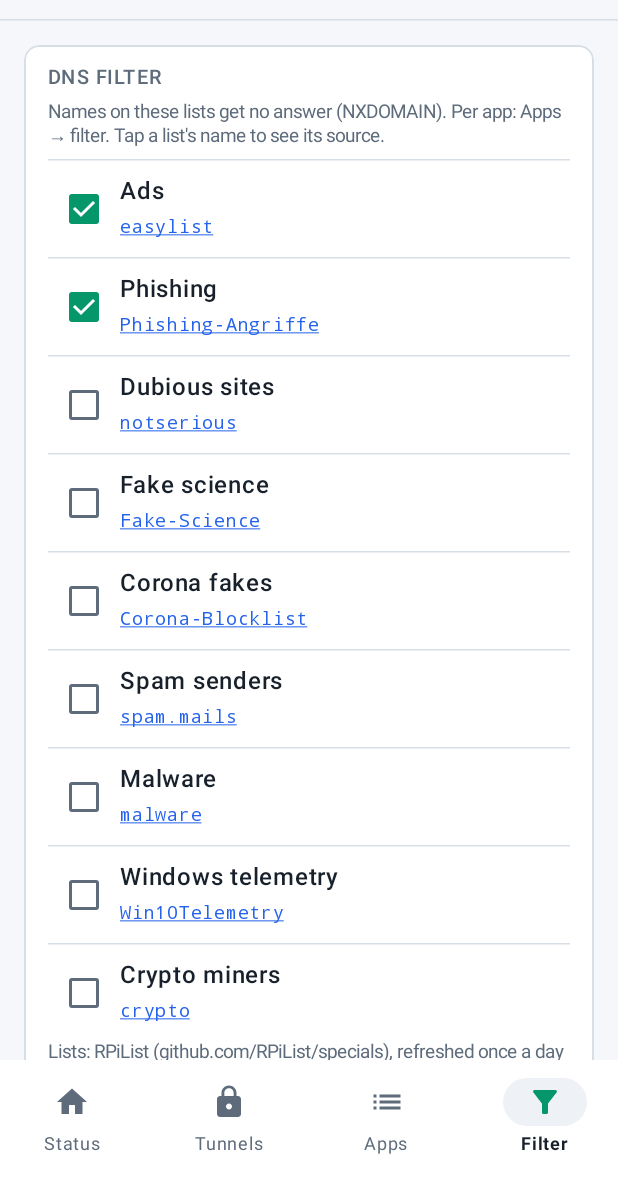
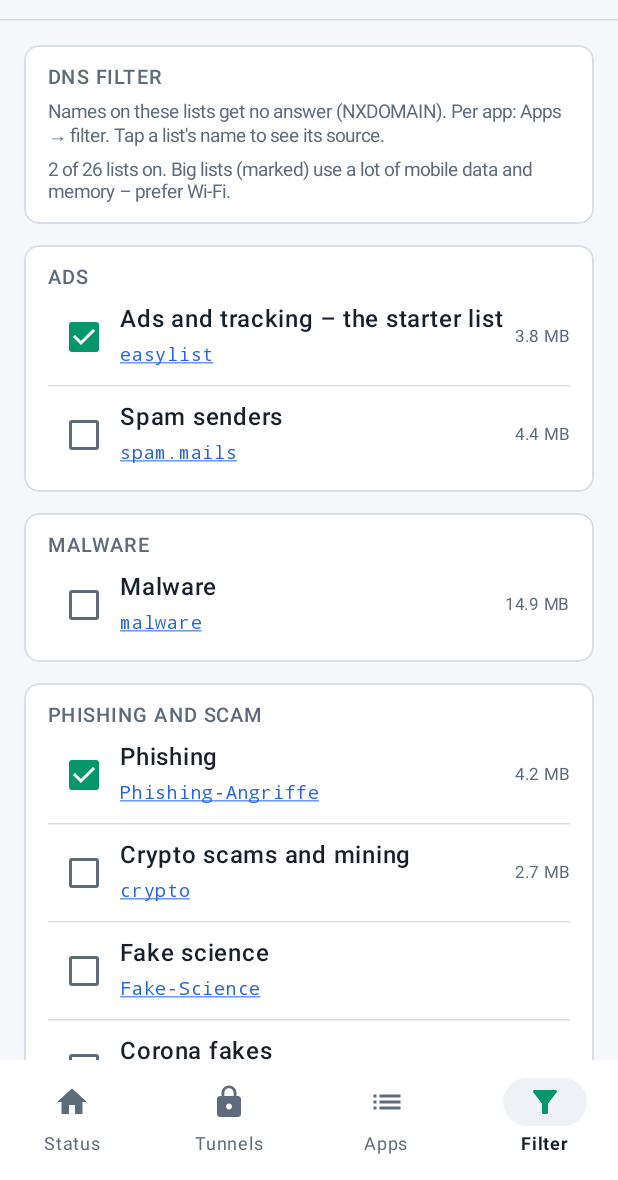
Before and after one commit to Bob-Nixkoenner/The_Shunt, an Android app built with Jetpack Compose: the screen it shows after launch (MainActivity), item 4 of the bottom bar chosen, on a phone screen of 412 x 824 dp, the part 56-1236 px from its top. Run offline under Robolectric (Android 15) with nearby library versions, the phone set to English and light mode, and no system bars; libraries missing offline, so code that uses them is left out: com.journeyapps.barcodescanner, org.theshunt.mobile; pictures from the network do not load; 1 statement that could not run was skipped.

Commit message:
Android: rename tunnels, dark mode switch, DNS filter lists in groups like the desktop
Co-Authored-By: Claude Sonnet 5.5 <noreply@anthropic.com>

```diff
--- a/android/app/src/main/java/org/theshunt/app/Blocklists.kt
+++ b/android/app/src/main/java/org/theshunt/app/Blocklists.kt
@@ -14,19 +14,42 @@ import java.net.URL
 object Blocklists {
     const val SOURCE = "https://raw.githubusercontent.com/RPiList/specials/master/Blocklisten/"
 
-    /** Name to short description; the first two are on by default. */
-    val ALL = linkedMapOf(
-        "easylist" to "Ads",
-        "Phishing-Angriffe" to "Phishing",
-        "notserious" to "Dubious sites",
-        "Fake-Science" to "Fake science",
-        "Corona-Blocklist" to "Corona fakes",
-        "spam.mails" to "Spam senders",
-        "malware" to "Malware",
-        "Win10Telemetry" to "Windows telemetry",
-        "crypto" to "Crypto miners",
+    /** One list: file name on RPiList, what it blocks, size in MB (0 = unknown). */
+    class Entry(val name: String, val what: String, val mb: Double = 0.0)
+
+    /**
+     * The lists of the desktop's DNS filter tab, grouped the same way (see
+     * internal/ui/static/filter.js), without what a phone does not have:
+     * Windows and Office telemetry, smart-TV lists.
+     */
+    val GROUPS: List<Pair<String, List<Entry>>> = listOf(
+        "Ads" to listOf(Entry("easylist", "Ads and tracking – the starter list", 3.8), Entry("spam.mails", "Spam senders", 4.4)),
+        "Malware" to listOf(Entry("malware", "Malware", 14.9)),
+        "Phishing and scam" to listOf(
+            Entry("Phishing-Angriffe", "Phishing", 4.2), Entry("crypto", "Crypto scams and mining", 2.7),
+            Entry("Fake-Science", "Fake science"), Entry("Corona-Blocklist", "Corona fakes", 7.5),
+        ),
+        "Fake shops and subscription traps" to listOf(Entry("notserious", "Dubious shops and sites", 2.2), Entry("Streaming", "Streaming sites", 0.5)),
+        "Domain squatting" to listOf(
+            Entry("DomainSquatting1", "Domain squatting 1", 32.9), Entry("DomainSquatting2", "Domain squatting 2", 18.8),
+            Entry("DomainSquatting3", "Domain squatting 3"), Entry("DomainSquatting4", "Domain squatting 4"),
+        ),
+        "Tracking and telemetry" to listOf(Entry("samsung", "Samsung telemetry")),
+        "Youth protection" to listOf(
+            Entry("child-protection", "Child protection", 5.9), Entry("gambling", "Gambling", 40.0),
+            Entry("DatingSites", "Dating sites", 7.3), Entry("proxies", "Proxy and anonymiser services", 3.6),
+        ) + (1..6).map { Entry("pornblock$it", "Adult content $it", if (it == 6) 7.2 else 33.0) },
+        "Other" to listOf(Entry("SupportingRussia", "Companies supporting Russia"), Entry("Overblock", "Aggressive, breaks sites")),
     )
+
+    /** Name to short description, all groups. */
+    val ALL: Map<String, String> = GROUPS.flatMap { it.second }.associate { it.name to it.what }
+
+    /** On by default. */
     val DEFAULT = listOf("easylist", "Phishing-Angriffe")
+
+    /** From this size on a list is large for a phone (download and memory): asked before switching it on. */
+    const val BIG_MB = 15.0
 
     /** Web page of a list (shown when its name is tapped). */
     fun page(name: String) = "https://github.com/RPiList/specials/blob/master/Blocklisten/$name"
--- a/android/app/src/main/java/org/theshunt/app/MainActivity.kt
+++ b/android/app/src/main/java/org/theshunt/app/MainActivity.kt
@@ -57,8 +57,9 @@ class MainActivity : ComponentActivity() {
     override fun onCreate(savedInstanceState: Bundle?) {
         enableEdgeToEdge()
         super.onCreate(savedInstanceState)
+        UiPrefs.load(this)
         setContent {
-            ShuntTheme(isSystemInDarkTheme()) {
+            ShuntTheme(UiPrefs.dark()) {
                 Surface(Modifier.fillMaxSize(), color = LocalShunt.current.bg) { App() }
             }
         }
@@ -291,6 +292,7 @@ private fun StatusScreen(settings: Settings, status: JSONObject?) {
             }
         }
 
+        AppearanceSection()
     }
     if (confirmPass) {
         AlertDialog(
@@ -435,6 +437,8 @@ private fun TunnelsScreen(settings: Settings, update: (Settings) -> Unit, say: (
     }
     val scan = rememberLauncherForActivityResult(ScanContract()) { r -> r.contents?.let { add("qr", it) } }
     var confirmDelete by remember { mutableStateOf<Tunnel?>(null) }
+    var renaming by remember { mutableStateOf<Tunnel?>(null) }
+    val vpnRunning by VpnState.running.collectAsStateWithLifecycle()
 
     Column(Modifier.verticalScroll(rememberScrollState()).padding(16.dp), verticalArrangement = Arrangement.spacedBy(14.dp)) {
         Section("Tunnels") {
@@ -453,6 +457,7 @@ private fun TunnelsScreen(settings: Settings, update: (Settings) -> Unit, say: (
                     Row(verticalAlignment = Alignment.CenterVertically) {
                         Text(t.name, Modifier.weight(1f), fontWeight = FontWeight.Bold, fontSize = 15.sp, color = LocalShunt.current.text)
                         Pill(if (t.isOpenVPN) "OpenVPN" else "WireGuard", Tone.Neutral)
+                        TextButton({ renaming = t }) { Text("Rename") }
                         TextButton({ confirmDelete = t }) { Text("Delete", color = LocalShunt.current.bad) }
                     }
                     sum?.let {
@@ -479,6 +484,37 @@ private fun TunnelsScreen(settings: Settings, update: (Settings) -> Unit, say: (
                 }
             }
         }
+    }
+    renaming?.let { t ->
+        var text by remember { mutableStateOf(t.name) }
+        val others = settings.tunnels.map { it.name } - t.name
+        val shown = Store.tunnelName(text, others)
+        AlertDialog(
+            onDismissRequest = { renaming = null },
+            title = { Text("Rename tunnel:${t.name}") },
+            text = {
+                Column(verticalArrangement = Arrangement.spacedBy(8.dp)) {
+                    if (vpnRunning) Text("Switch the VPN off first: a running tunnel cannot change its name.")
+                    else {
+                        OutlinedTextField(text, { text = it }, label = { Text("New name") }, singleLine = true)
+                        Hint("Letters, digits and \"-\", up to 10. Routes of apps, the default route and tunnels going through this one follow.")
+                        if (text.isNotBlank() && shown != text.trim()) Hint("Will be saved as \"$shown\".")
+                    }
+                }
+            },
+            confirmButton = {
+                TextButton({
+                    val to = shown
+                    if (to != t.name) {
+                        Store.renameStats(ctx, t.name, to)
+                        update(Store.rename(settings, t.name, to))
+                        say("Renamed to tunnel:$to.")
+                    }
+                    renaming = null
+                }, enabled = !vpnRunning && text.isNotBlank()) { Text("Rename") }
+            },
+            dismissButton = { TextButton({ renaming = null }) { Text("Cancel") } },
+        )
     }
     askAuth?.let { t ->
         var user by remember { mutableStateOf("") }
@@ -586,42 +622,64 @@ private fun AppsScreen(settings: Settings, update: (Settings) -> Unit) {
     }
 }
 
-/** DNS filter lists: on/off, where they come from, how many names. */
+/** DNS filter lists: grouped like on the desktop; on/off, size, source, how many names. */
 @Composable
 private fun FilterScreen(settings: Settings, update: (Settings) -> Unit, status: JSONObject?) {
     val ctx = LocalContext.current
     val c = LocalShunt.current
     var counts by remember { mutableStateOf<Map<String, Int>>(emptyMap()) }
+    var bigList by remember { mutableStateOf<Blocklists.Entry?>(null) }
     LaunchedEffect(settings.filterLists) {
         while (true) {
             counts = withContext(Dispatchers.IO) { Blocklists.ALL.keys.associateWith { Blocklists.count(ctx, it) } }
             delay(5000) // a list switched on is downloaded in the background
         }
     }
+    fun switchOn(name: String, on: Boolean) {
+        val s = settings.copy(filterLists = if (on) settings.filterLists + name else settings.filterLists - name)
+        if (on) Thread { if (Blocklists.refresh(ctx, listOf(name))) ShuntVpnService.applyRules(ctx, Store.load(ctx)) }.start()
+        update(s)
+    }
     Column(Modifier.verticalScroll(rememberScrollState()).padding(16.dp), verticalArrangement = Arrangement.spacedBy(14.dp)) {
         Section("DNS filter") {
             Hint("Names on these lists get no answer (NXDOMAIN). Per app: Apps → filter. Tap a list's name to see its source.")
             status?.let { Hint("${it.optLong("dns_blocked")} names blocked since the VPN started") }
-            Blocklists.ALL.forEach { (name, what) ->
-                HorizontalDivider(color = c.line)
+            val on = Blocklists.ALL.keys.count { it in settings.filterLists }
+            Hint("$on of ${Blocklists.ALL.size} lists on. Big lists (marked) use a lot of mobile data and memory – prefer Wi-Fi.")
+        }
+        Blocklists.GROUPS.forEach { (group, entries) ->
+            Section(group) {
+                entries.forEachIndexed { i, e ->
+                    if (i > 0) HorizontalDivider(color = c.line)
                     Row(verticalAlignment = Alignment.CenterVertically) {
-                    Checkbox(name in settings.filterLists, { on ->
-                        val s = settings.copy(filterLists = if (on) settings.filterLists + name else settings.filterLists - name)
-                        if (on) Thread { if (Blocklists.refresh(ctx, listOf(name))) ShuntVpnService.applyRules(ctx, Store.load(ctx)) }.start()
-                        update(s)
+                        Checkbox(e.name in settings.filterLists, { checked ->
+                            if (checked && e.mb >= Blocklists.BIG_MB) bigList = e else switchOn(e.name, checked)
                         })
                         Column(Modifier.weight(1f)) {
-                        Text(what, color = c.text, fontWeight = FontWeight.SemiBold)
+                            Text(e.what, color = c.text, fontWeight = FontWeight.SemiBold)
                             Text(
-                            name, fontFamily = Mono, fontSize = 12.sp, color = c.info, textDecoration = TextDecoration.Underline,
-                            modifier = Modifier.clickable { ctx.startActivity(Intent(Intent.ACTION_VIEW, Uri.parse(Blocklists.page(name)))) },
+                                e.name, fontFamily = Mono, fontSize = 12.sp, color = c.info, textDecoration = TextDecoration.Underline,
+                                modifier = Modifier.clickable { ctx.startActivity(Intent(Intent.ACTION_VIEW, Uri.parse(Blocklists.page(e.name)))) },
                             )
                         }
-                    counts[name]?.takeIf { it > 0 }?.let { Text(if (it == 1) "1 name" else "%,d names".format(it), color = c.muted, fontSize = 12.sp) }
+                        Column(horizontalAlignment = Alignment.End) {
+                            counts[e.name]?.takeIf { it > 0 }?.let { Text(if (it == 1) "1 name" else "%,d names".format(it), color = c.muted, fontSize = 12.sp) }
+                            if (e.mb > 0) Text("%.1f MB".format(e.mb), color = if (e.mb >= Blocklists.BIG_MB) c.warn else c.muted, fontSize = 11.sp)
+                        }
+                    }
+                }
             }
         }
         Hint("Lists: RPiList (github.com/RPiList/specials), refreshed once a day when the VPN starts.")
     }
+    bigList?.let { e ->
+        AlertDialog(
+            onDismissRequest = { bigList = null },
+            title = { Text("Big list") },
+            text = { Text("\"${e.what}\" is about %.0f MB and needs a lot of memory on the phone. Switch it on?".format(e.mb)) },
+            confirmButton = { TextButton({ switchOn(e.name, true); bigList = null }) { Text("Switch on") } },
+            dismissButton = { TextButton({ bigList = null }) { Text("Cancel") } },
+        )
     }
 }
 
--- a/android/app/src/main/java/org/theshunt/app/Theme.kt
+++ b/android/app/src/main/java/org/theshunt/app/Theme.kt
@@ -1,6 +1,17 @@
 package org.theshunt.app
 
+import android.app.Activity
+import android.content.Context
+import android.content.ContextWrapper
 import androidx.compose.foundation.BorderStroke
+import androidx.compose.foundation.isSystemInDarkTheme
+import androidx.compose.runtime.SideEffect
+import androidx.compose.runtime.getValue
+import androidx.compose.runtime.mutableStateOf
+import androidx.compose.runtime.setValue
+import androidx.compose.ui.platform.LocalContext
+import androidx.compose.ui.platform.LocalView
+import androidx.core.view.WindowCompat
 import androidx.compose.foundation.Canvas
 import androidx.compose.foundation.background
 import androidx.compose.foundation.border
@@ -50,6 +61,44 @@ val LightShunt = ShuntColors(
 )
 
 val LocalShunt = staticCompositionLocalOf { DarkShunt }
+
+/** Light/dark: follow the phone (default) or fixed. Kept apart from the VPN settings. */
+enum class ThemeMode(val label: String) { System("System"), Light("Light"), Dark("Dark") }
+
+object UiPrefs {
+    private const val PREFS = "ui"
+    private const val KEY = "theme"
+    var mode by mutableStateOf(ThemeMode.System)
+        private set
+
+    fun load(ctx: Context) {
+        mode = ThemeMode.entries.firstOrNull { it.name == ctx.getSharedPreferences(PREFS, Context.MODE_PRIVATE).getString(KEY, null) } ?: ThemeMode.System
+    }
+
+    fun set(ctx: Context, m: ThemeMode) {
+        mode = m
+        ctx.getSharedPreferences(PREFS, Context.MODE_PRIVATE).edit().putString(KEY, m.name).apply()
+    }
+
+    @Composable
+    fun dark(): Boolean = when (mode) {
+        ThemeMode.System -> isSystemInDarkTheme()
+        ThemeMode.Light -> false
+        ThemeMode.Dark -> true
+    }
+}
+
+/** "Appearance": a card with the three choices. */
+@Composable
+fun AppearanceSection() {
+    val ctx = LocalContext.current
+    Section("Appearance") {
+        Row(Modifier.fillMaxWidth(), horizontalArrangement = Arrangement.spacedBy(6.dp)) {
+            for (m in ThemeMode.entries) ShuntButton(m.label, { UiPrefs.set(ctx, m) }, kind = if (UiPrefs.mode == m) Tone.Ok else Tone.Neutral, modifier = Modifier.weight(1f))
+        }
+        Hint("System follows the phone's dark mode.")
+    }
+}
 val Mono = FontFamily.Monospace
 
 @Composable
@@ -68,6 +117,15 @@ fun ShuntTheme(dark: Boolean, content: @Composable () -> Unit) {
         error = c.bad, onError = Color.White, errorContainer = c.bad.copy(alpha = .16f), onErrorContainer = c.text,
         secondaryContainer = c.panel2, onSecondaryContainer = c.text,
     )
+    // status and navigation bar icons must match the theme, also when it differs from the phone's
+    val view = LocalView.current
+    if (!view.isInEditMode) SideEffect {
+        var ctx = view.context
+        while (ctx is ContextWrapper && ctx !is Activity) ctx = ctx.baseContext
+        (ctx as? Activity)?.window?.let { w ->
+            WindowCompat.getInsetsController(w, view).apply { isAppearanceLightStatusBars = !dark; isAppearanceLightNavigationBars = !dark }
+        }
+    }
     CompositionLocalProvider(LocalShunt provides c) {
         MaterialTheme(colorScheme = scheme, content = content)
     }
```
Also changed, not shown: android/app/src/main/java/org/theshunt/app/Store.kt (+35 -1 lines), 1 other file. Lines whose indentation alone changed are shown as unchanged.
